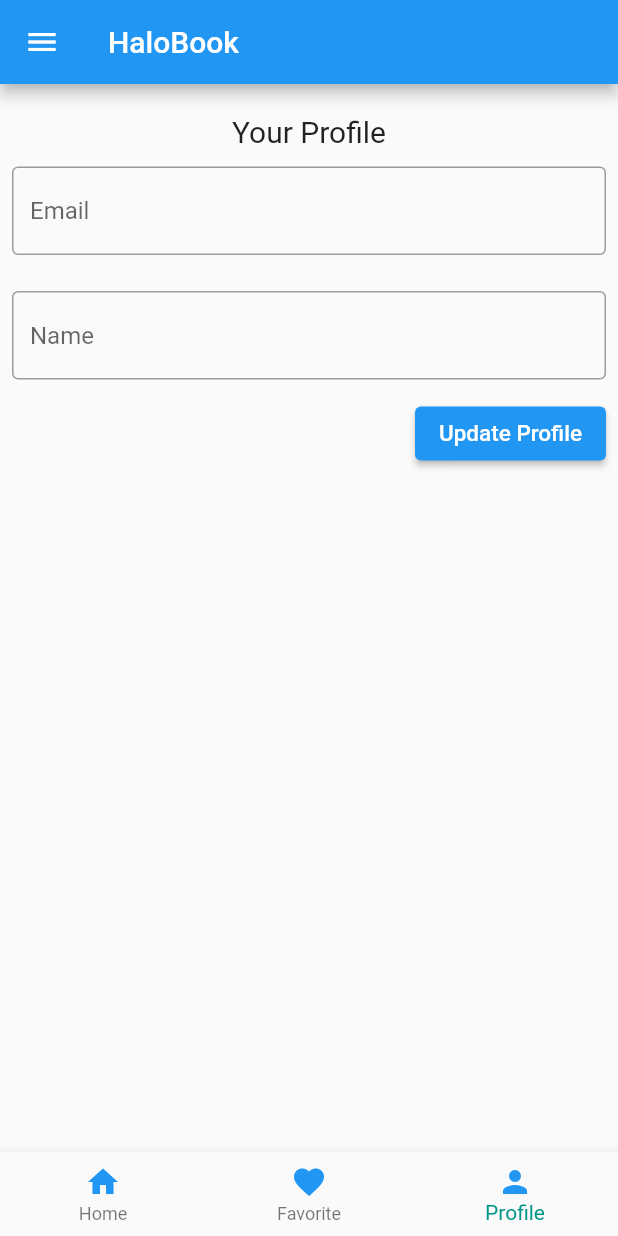
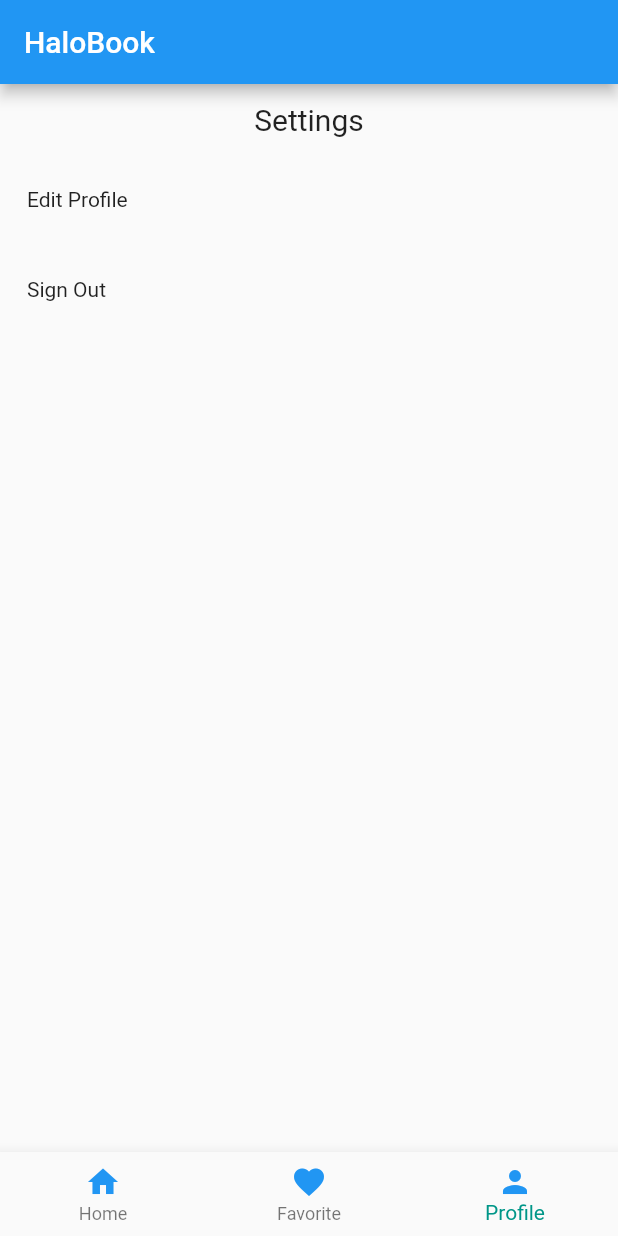
Before and after one commit to dbaguskrisna/project_uas, a Flutter app: the MyHomePage screen opened directly, item 3 of the bottom bar chosen, on a phone screen of 412 x 824 dp. Run offline on Flutter 3.47's test engine with Material 2 defaults, Android fonts, the phone set to English and light mode, and no system bars; our stand-ins replace carousel_slider, shared_preferences; accounts and stored records are empty; network calls fail.

Commit message:
Update profile,edit profile,register, and corousel at home page

```diff
--- a/lib/main.dart
+++ b/lib/main.dart
@@ -2,10 +2,12 @@ import 'dart:ui';
 
 import 'package:flutter/material.dart';
 import 'package:flutter_application_1/screen/addplace.dart';
+import 'package:flutter_application_1/screen/editprofile.dart';
 import 'package:flutter_application_1/screen/favorite.dart';
 import 'package:flutter_application_1/screen/home.dart';
 import 'package:flutter_application_1/screen/login.dart';
 import 'package:flutter_application_1/screen/profile.dart';
+import 'package:flutter_application_1/screen/register.dart';
 import 'package:shared_preferences/shared_preferences.dart';
 
 String active_user = "";
@@ -38,7 +40,11 @@ class MyApp extends StatelessWidget {
         primarySwatch: Colors.blue,
       ),
       home: MyHomePage(title: 'HaloBook'),
-      routes: {'addPlace': (context) => AddPlace()},
+      routes: {
+        'addPlace': (context) => AddPlace(),
+        'editProfile': (context) => EditProfile(),
+        'register': (context) => RegisterProfile()
+      },
     );
   }
 }
@@ -92,38 +98,12 @@ class _MyHomePageState extends State<MyHomePage> {
     );
   }
 
-  Widget navigationDrawer() {
-    return Drawer(
-      child: ListView(
-        padding: EdgeInsets.zero,
-        children: <Widget>[
-          DrawerHeader(
-              decoration: BoxDecoration(
-                color: Colors.blue,
-              ),
-              child: Text(
-                'Drawer Header',
-                style: TextStyle(fontSize: 20, color: Colors.white),
-              )),
-          ListTile(
-            title: new Text("Add Place"),
-            leading: new Icon(Icons.add, size: 30),
-            onTap: () {
-              Navigator.popAndPushNamed(context, 'addPlace');
-            },
-          ),
-        ],
-      ),
-    );
-  }
-
   @override
   Widget build(BuildContext context) {
     return Scaffold(
         appBar: AppBar(
           title: Text(widget.title),
         ),
-        drawer: navigationDrawer(),
         body: _screens[_currentIndex],
         bottomNavigationBar: bottomNavigation());
   }
--- a/lib/screen/profile.dart
+++ b/lib/screen/profile.dart
@@ -1,4 +1,6 @@
 import 'package:flutter/material.dart';
+import 'package:shared_preferences/shared_preferences.dart';
+import '../main.dart';
 
 class Profile extends StatefulWidget {
   @override
@@ -8,48 +10,49 @@ class Profile extends StatefulWidget {
 }
 
 class _MyAppState extends State<Profile> {
+  final _controllerdate = TextEditingController();
+
+  void doLogout() async {
+    final prefs = await SharedPreferences.getInstance();
+    prefs.remove("user_id");
+    main();
+  }
+
   @override
   Widget build(BuildContext context) {
     return Column(
       crossAxisAlignment: CrossAxisAlignment.start,
       children: <Widget>[
         Container(
-          padding: const EdgeInsets.only(top: 20.0),
+          padding: EdgeInsets.symmetric(horizontal: 8, vertical: 12),
           width: double.infinity,
-          child: Text('Your Profile',
+          child: Text('Settings',
               textAlign: TextAlign.center, style: TextStyle(fontSize: 20)),
         ),
         Padding(
           padding: EdgeInsets.symmetric(horizontal: 8, vertical: 12),
-          child: TextField(
-            decoration: InputDecoration(
-              border: OutlineInputBorder(),
-              hintText: 'Email ',
+          child: InkWell(
+            onTap: () {
+              Navigator.pushNamed(context, "editProfile");
+            },
+            child: new Padding(
+              padding: new EdgeInsets.all(10.0),
+              child: new Text("Edit Profile"),
             ),
           ),
         ),
         Padding(
           padding: EdgeInsets.symmetric(horizontal: 8, vertical: 12),
-          child: TextField(
-            decoration: InputDecoration(
-              border: OutlineInputBorder(),
-              hintText: 'Name ',
+          child: InkWell(
+            onTap: () {
+              doLogout();
+            },
+            child: new Padding(
+              padding: new EdgeInsets.all(10.0),
+              child: new Text("Sign Out"),
             ),
           ),
         ),
-        Container(
-          alignment: Alignment.centerRight,
-          padding: const EdgeInsets.only(right: 8.0),
-          child: ElevatedButton(
-            onPressed: () {
-
-            },
-            child: Text(
-              'Update Profile',
-              style: TextStyle(color: Colors.white, fontSize: 15),
-            ),
-          ),
-        )
       ],
     );
   }
--- a/pubspec.yaml
+++ b/pubspec.yaml
@@ -24,7 +24,7 @@ dependencies:
   flutter:
     sdk: flutter
   shared_preferences: ^2.0.4
-
+  carousel_slider: ^2.3.1
 
   # The following adds the Cupertino Icons font to your application.
   # Use with the CupertinoIcons class for iOS style icons.
```
Also changed, not shown: lib/screen/editprofile.dart (added, +126 -0 lines), lib/screen/home.dart (+74 -2 lines), lib/screen/login.dart (+17 -1 lines), lib/screen/register.dart (added, +146 -0 lines), pubspec.lock.
